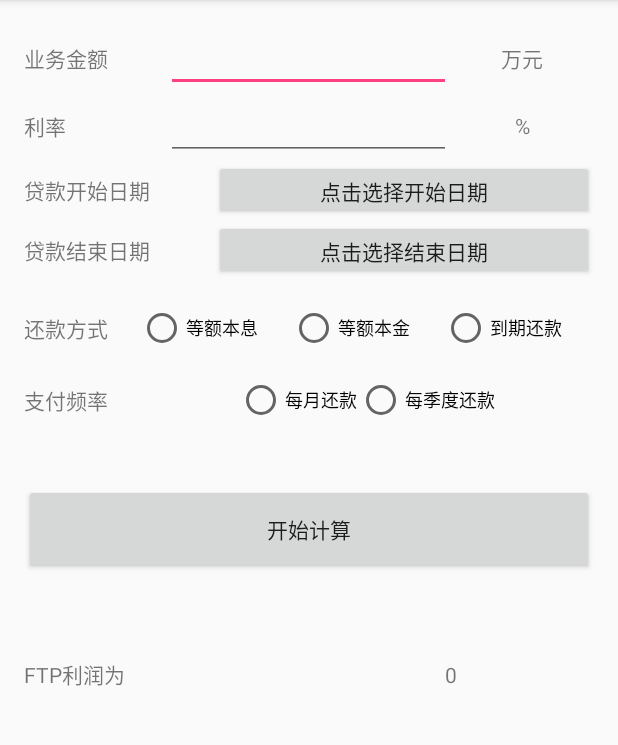
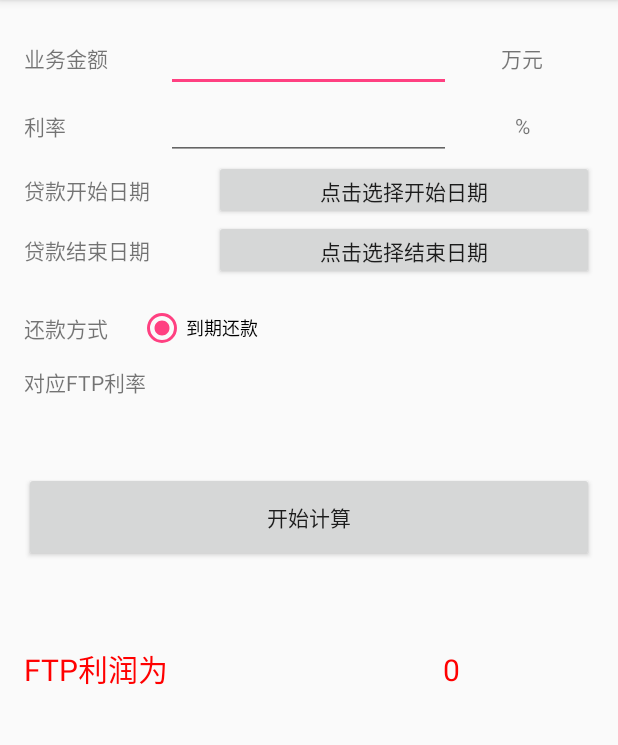
Before and after one commit to zhouyuhao01/FTPComputer, an Android app: the screen it shows after launch (MainActivity), on a phone screen of 412 x 824 dp, the part 84-829 px from its top. Run offline under Robolectric (Android 15) with nearby library versions, the phone set to English and light mode, and no system bars.

Commit message:
review 调整

```diff
--- a/app/src/main/res/layout/activity_main.xml
+++ b/app/src/main/res/layout/activity_main.xml
@@ -128,24 +128,14 @@
             android:layout_height="match_parent"
             android:text="还款方式"/>
         <RadioGroup
+            android:gravity="center"
             android:id="@+id/radio_repayment_method"
             android:orientation="horizontal"
             android:layout_weight="4"
             android:layout_width="0dp"
             android:layout_height="wrap_content">
             <RadioButton
-                android:textSize="12sp"
-                android:text="等额本息"
-                android:layout_weight="1"
-                android:layout_width="1dp"
-                android:layout_height="wrap_content"/>
-            <RadioButton
-                android:textSize="12sp"
-                android:layout_weight="1"
-                android:text="等额本金"
-                android:layout_width="1dp"
-                android:layout_height="wrap_content"/>
-            <RadioButton
+                android:checked="true"
                 android:textSize="12sp"
                 android:layout_weight="1"
                 android:text="到期还款"
@@ -154,39 +144,24 @@
         </RadioGroup>
     </LinearLayout>
 
-    <!-- 支付频率 -->
     <LinearLayout
-        android:id="@+id/layout_repayment_frequency"
+        android:gravity="center"
+        android:id="@+id/layout_ftp_rate"
         android:layout_width="match_parent"
-        android:layout_height="wrap_content"
+        android:layout_height="40dp"
         android:orientation="horizontal"
-        android:gravity="center"
-        android:paddingTop="@dimen/activity_vertical_margin"
         android:layout_below="@id/layout_repayment_method">
         <TextView
             android:layout_weight="1"
             android:layout_width="0dp"
             android:layout_height="wrap_content"
-            android:text="支付频率"/>
-        <RadioGroup
-            android:layout_gravity="right"
-            android:id="@+id/radio_repayment_frequency"
+            android:text="对应FTP利率"/>
+        <TextView
             android:gravity="center"
-            android:orientation="horizontal"
-            android:layout_weight="4"
+            android:layout_weight="1"
+            android:id="@+id/text_ftp_rate"
             android:layout_width="0dp"
-            android:layout_height="wrap_content">
-            <RadioButton
-                android:textSize="12sp"
-                android:text="每月还款"
-                android:layout_width="wrap_content"
-                android:layout_height="wrap_content"/>
-            <RadioButton
-                android:textSize="12sp"
-                android:text="每季度还款"
-                android:layout_width="wrap_content"
-                android:layout_height="wrap_content"/>
-        </RadioGroup>
+            android:layout_height="wrap_content"/>
     </LinearLayout>
 
 
@@ -199,7 +174,7 @@
         android:id="@+id/button_computer"
         android:layout_width="match_parent"
         android:layout_height="60dp"
-        android:layout_below="@id/layout_repayment_frequency"/>
+        android:layout_below="@id/layout_ftp_rate"/>
 
     <!-- 利润 -->
     <LinearLayout
@@ -211,11 +186,15 @@
         android:orientation="horizontal"
         android:layout_below="@id/button_computer">
         <TextView
+            android:textSize="20sp"
+            android:textColor="#ffff0000"
             android:layout_weight="1"
             android:layout_width="0dp"
             android:layout_height="wrap_content"
             android:text="FTP利润为"/>
         <TextView
+            android:textSize="20sp"
+            android:textColor="#ffff0000"
             android:id="@+id/text_benefit"
             android:gravity="center"
             android:text="0"
```
Also changed, not shown: app/src/main/java/com/zhouyuhao/ftpcomputer/ftp/MainActivity.java (+65 -46 lines).
